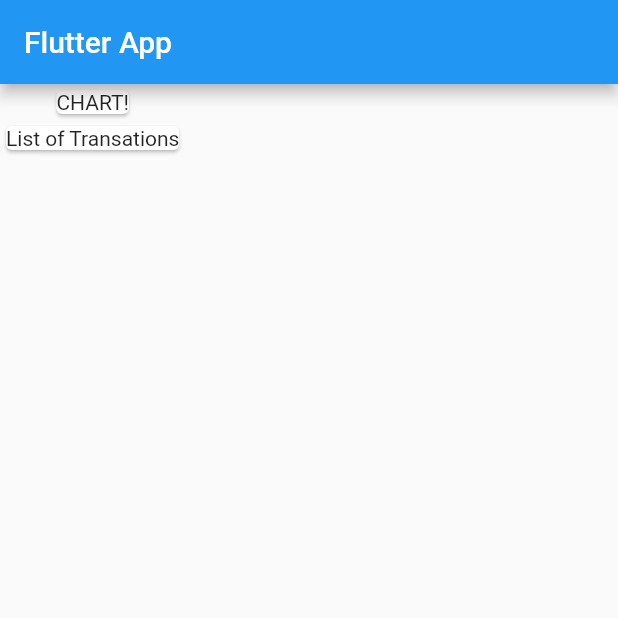
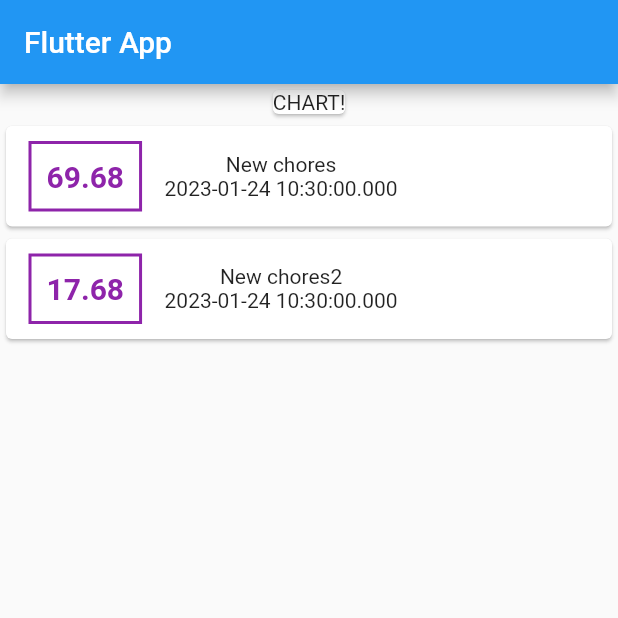
Before and after one commit to raman04-byte/chores, a Flutter app: the screen it shows after launch, on a phone screen of 412 x 824 dp, the top half of it. Run offline on Flutter 3.47's test engine with Material 2 defaults, Android fonts, the light colour scheme and no system bars.

Commit message:
Added some styling and list

```diff
--- a/lib/main.dart
+++ b/lib/main.dart
@@ -52,13 +52,31 @@ class _MyHomePageState extends State<MyHomePage> {
           title: const Text('Flutter App'),
         ),
         body: Column(
-          children: <Widget>[
+          children: [
             Card(
               child: Text('CHART!'),
             ),
-            Card(
-              child: Text('List of Transations'),
-            ),
+            Column(
+                children: transations.map((e) {
+              return Card(
+                child: Row(children: [
+                  Container(
+                    margin: EdgeInsets.symmetric(vertical: 10, horizontal: 15),
+                    decoration: BoxDecoration(
+                        border: Border.all(
+                      color: Colors.purple.shade600,
+                      width: 2,
+                    )),
+                    padding: EdgeInsets.all(10),
+                    child: Text(e.amount.toString(),
+                    style: TextStyle(fontWeight: FontWeight.bold,fontSize: 20,color: Colors.purple.shade600),),
+                  ),
+                  Column(
+                    children: [Text(e.title), Text(e.date.toString())],
+                  )
+                ]),
+              );
+            }).toList()),
           ],
         ));
   }
```
